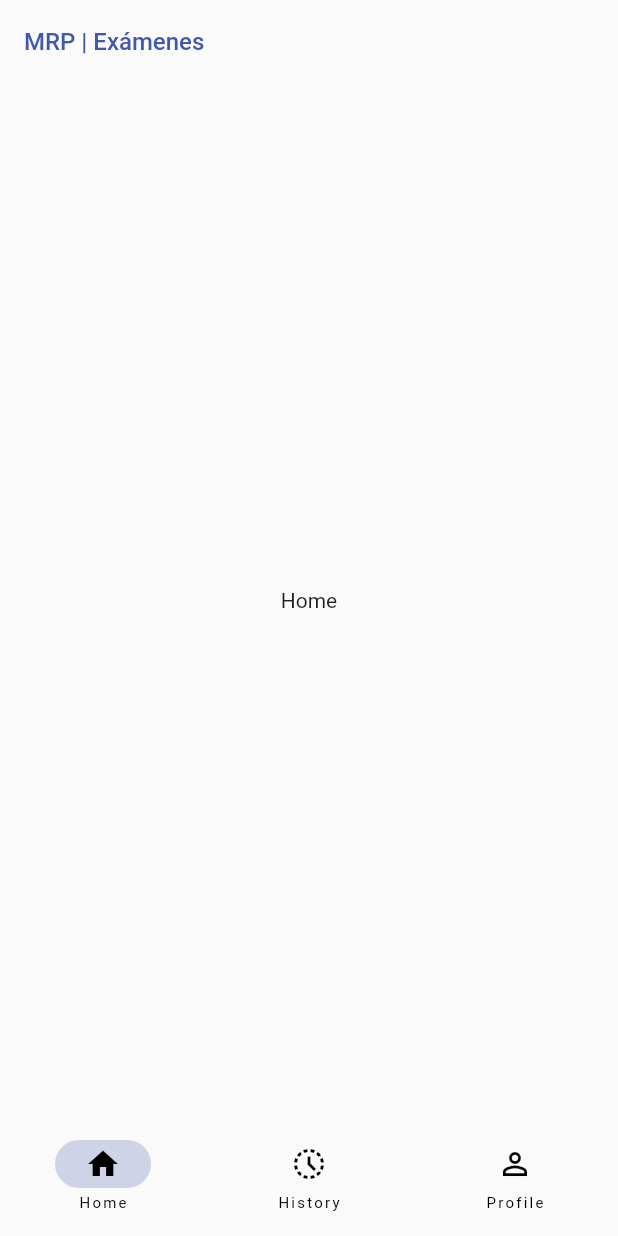
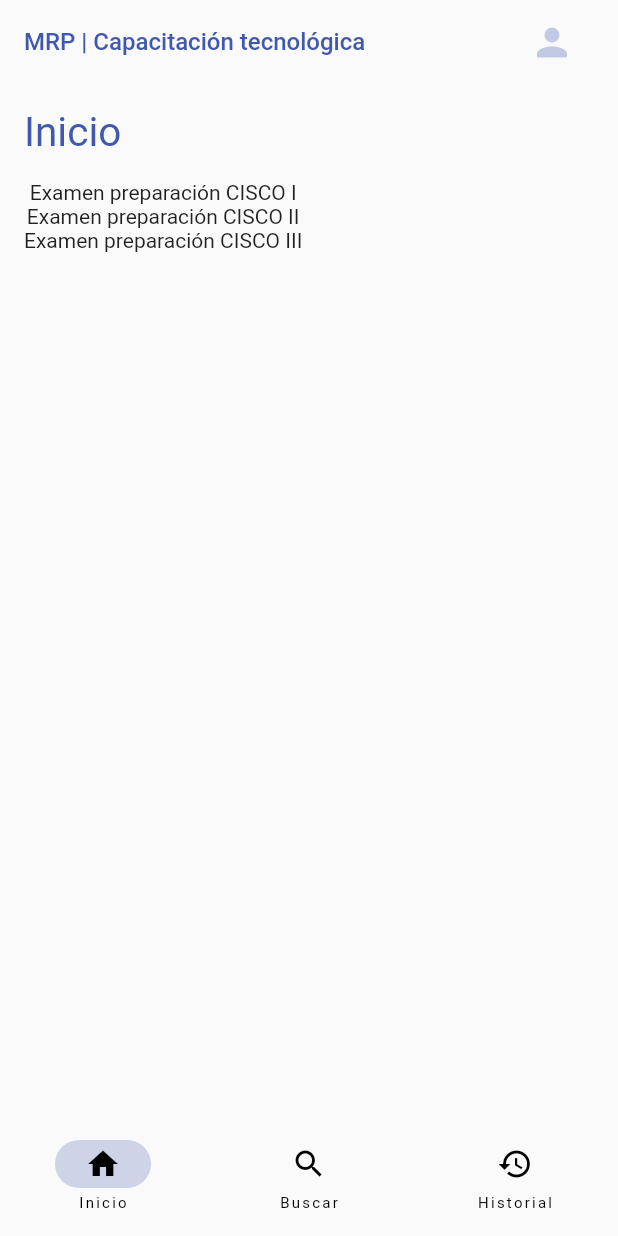
Before and after one commit to targamafia/Exagram, a Flutter app: the screen it shows after launch, on a phone screen of 412 x 824 dp. Run offline on Flutter 3.47's test engine with Material 2 defaults, Android fonts, the phone set to English and light mode, and no system bars; our stand-ins replace get.

Commit message:
WIP: HomeScreen, show freetier assessments.

```diff
--- /dev/null
+++ b/lib/core/assesments/data/datasource/assessment_remote_datasource.dart
@@ -0,0 +1,26 @@
+import '../dto/get_freetier_assessment_dto.dart';
+
+/// Interface: Declares the methods needed to fetch/update information to the Assessment API
+class AssessmentRemoteDataSource {
+  List<GetFreeTierAssessmentDTO> getFreeTierAssessments() {
+    throw UnimplementedError();
+  }
+}
+
+class AssessmentAPI implements AssessmentRemoteDataSource {
+  @override
+  List<GetFreeTierAssessmentDTO> getFreeTierAssessments() {
+    throw UnimplementedError();
+  }
+}
+
+class AssessmentMockAPI implements AssessmentRemoteDataSource {
+  @override
+  List<GetFreeTierAssessmentDTO> getFreeTierAssessments() {
+    return [
+      GetFreeTierAssessmentDTO('1', 'Examen preparación CISCO I', 20),
+      GetFreeTierAssessmentDTO('2', 'Examen preparación CISCO II', 20),
+      GetFreeTierAssessmentDTO('3', 'Examen preparación CISCO III', 20),
+    ];
+  }
+}
--- /dev/null
+++ b/lib/core/assesments/data/dto/get_freetier_assessment_dto.dart
@@ -0,0 +1,7 @@
+class GetFreeTierAssessmentDTO {
+  String? id;
+  String? title;
+  int? numberOfQuestions;
+
+  GetFreeTierAssessmentDTO(this.id, this.title, this.numberOfQuestions);
+}
--- /dev/null
+++ b/lib/core/assesments/data/repository/assesment_repository.dart
@@ -0,0 +1,7 @@
+import '../../domain/entities/free_tier_assessment.dart';
+
+class AssessmentRepository {
+  List<FreeTierAssessment> getFreeTierAssessments() {
+    throw UnimplementedError();
+  }
+}
--- /dev/null
+++ b/lib/core/assesments/domain/entities/free_tier_assessment.dart
@@ -0,0 +1,7 @@
+class FreeTierAssessment {
+  String id;
+  String title;
+  int numberOfQuestions;
+
+  FreeTierAssessment({required this.id, required this.title, required this.numberOfQuestions});
+}
--- /dev/null
+++ b/lib/core/assesments/domain/repository/assessment_repository_impl.dart
@@ -0,0 +1,21 @@
+import 'package:exagram/core/assesments/data/datasource/assessment_remote_datasource.dart';
+import 'package:exagram/core/assesments/data/repository/assesment_repository.dart';
+
+import '../entities/free_tier_assessment.dart';
+
+class AssessmentRepositoryImpl implements AssessmentRepository {
+  late AssessmentRemoteDataSource dataSource;
+
+  AssessmentRepositoryImpl(this.dataSource);
+
+  @override
+  List<FreeTierAssessment> getFreeTierAssessments() {
+    return dataSource
+        .getFreeTierAssessments()
+        .map((e) => FreeTierAssessment(
+            id: e.id ?? "",
+            title: e.title ?? "",
+            numberOfQuestions: e.numberOfQuestions ?? 0))
+        .toList();
+  }
+}
--- /dev/null
+++ b/lib/core/assesments/domain/usecase/get_free_tier_usecase.dart
@@ -0,0 +1,12 @@
+import 'package:exagram/core/assesments/data/repository/assesment_repository.dart';
+import 'package:exagram/core/assesments/domain/entities/free_tier_assessment.dart';
+
+class GetFreeTierUseCase {
+  final AssessmentRepository assessmentRepository;
+
+  GetFreeTierUseCase({required this.assessmentRepository});
+
+  List<FreeTierAssessment> call() {
+    return assessmentRepository.getFreeTierAssessments();
+  }
+}
--- /dev/null
+++ b/lib/feature/home/controller/home_controller.dart
@@ -0,0 +1,17 @@
+import 'package:exagram/core/assesments/data/datasource/assessment_remote_datasource.dart';
+import 'package:exagram/core/assesments/domain/repository/assessment_repository_impl.dart';
+import 'package:exagram/core/assesments/domain/usecase/get_free_tier_usecase.dart';
+import 'package:get/get.dart';
+
+import '../../../core/assesments/domain/entities/free_tier_assessment.dart';
+
+class HomeController extends GetxController {
+  final GetFreeTierUseCase getFreeTierUseCase = GetFreeTierUseCase(
+      assessmentRepository: AssessmentRepositoryImpl(AssessmentMockAPI()));
+
+  List<FreeTierAssessment> freeTierAssessment = [];
+
+  void refreshFreeTierAssessmentList() {
+    freeTierAssessment = getFreeTierUseCase.call();
+  }
+}
--- /dev/null
+++ b/lib/feature/home/page/home_page.dart
@@ -0,0 +1,36 @@
+import 'package:exagram/feature/home/controller/home_controller.dart';
+import 'package:exagram/styles.dart';
+import 'package:flutter/material.dart';
+import 'package:get/get.dart';
+
+class HomePage extends StatelessWidget {
+  const HomePage({Key? key}) : super(key: key);
+
+  @override
+  Widget build(BuildContext context) {
+    final HomeController controller = Get.put(HomeController());
+    controller.refreshFreeTierAssessmentList();
+    return Padding(
+      padding: const EdgeInsets.all(16),
+      child: Column(
+        crossAxisAlignment: CrossAxisAlignment.start,
+        children: [
+          Padding(
+            padding: const EdgeInsets.only(bottom: 16),
+            child: Text(
+              'Inicio',
+              style: Theme.of(context)
+                  .textTheme
+                  .headline3
+                  ?.copyWith(color: AppColorLight.primary),
+            ),
+          ),
+          Column(
+              children: controller.freeTierAssessment
+                  .map((it) => Text(it.title))
+                  .toList())
+        ],
+      ),
+    );
+  }
+}
--- a/lib/main.dart
+++ b/lib/main.dart
@@ -1,3 +1,4 @@
+import 'package:exagram/feature/home/page/home_page.dart';
 import 'package:exagram/styles.dart';
 import 'package:flutter/material.dart';
 import 'package:get/get.dart';
@@ -15,7 +16,7 @@ class MyApp extends StatelessWidget {
     return GetMaterialApp(
       title: 'Exagram',
       theme: exagramThemeLight(),
-      home: const MyHomePage(title: 'MRP | Exámenes'),
+      home: const MyHomePage(title: 'MRP | Capacitación tecnológica'),
     );
   }
 }
@@ -53,10 +54,23 @@ class _MyHomePageState extends State<MyHomePage> {
               .headline6
               ?.copyWith(color: Theme.of(context).primaryColor),
         ),
+        actions: [
+          Padding(
+            padding: const EdgeInsets.only(right: 20),
+            child: IconButton(
+              color: Theme.of(context).backgroundColor,
+              onPressed: () {},
+              icon: const Icon(
+                Icons.person,
+                size: 30.0,
+              ),
+            ),
+          )
+        ],
         backgroundColor: Theme.of(context).canvasColor,
       ),
       body: [
-        const Center(child: Text('Home')),
+        const HomePage(),
         const Center(child: Text('History')),
         const Center(child: Text('Profile')),
       ][currentPageIndex],
@@ -70,16 +84,16 @@ class _MyHomePageState extends State<MyHomePage> {
         destinations: const [
           NavigationDestination(
               icon: Icon(Icons.home_outlined),
-              label: 'Home',
+              label: 'Inicio',
               selectedIcon: Icon(Icons.home)),
           NavigationDestination(
-            icon: Icon(Icons.history_toggle_off),
-            label: 'History',
+            icon: Icon(Icons.search),
+            label: 'Buscar',
             selectedIcon: Icon(Icons.history_sharp),
           ),
           NavigationDestination(
-            icon: Icon(Icons.person_outline),
-            label: 'Profile',
+            icon: Icon(Icons.history_sharp),
+            label: 'Historial',
             selectedIcon: Icon(Icons.person),
           )
         ],
```
